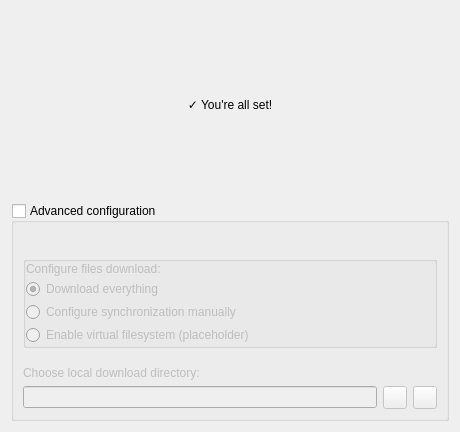
First picture: the form in src/gui/newwizard/pages/accountconfiguredwizardpage.ui, repository opencloud-eu/desktop, before the edit.
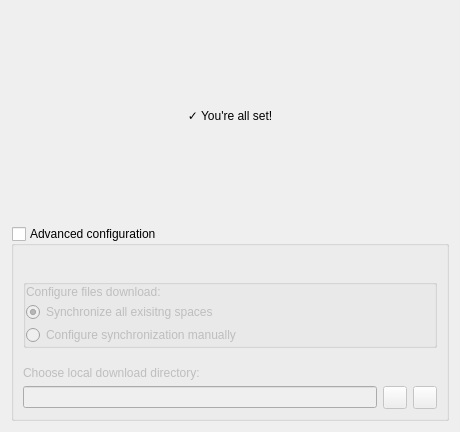
Second picture: the form after the edit. Icons and pictures are not drawn.

Patch:
```diff
--- a/src/gui/newwizard/pages/accountconfiguredwizardpage.ui
+++ b/src/gui/newwizard/pages/accountconfiguredwizardpage.ui
@@ -144,7 +144,7 @@
             <item>
              <widget class="QRadioButton" name="syncEverythingRadioButton">
               <property name="text">
-               <string>Download everything</string>
+               <string>Synchronize all exisitng spaces</string>
               </property>
               <property name="checked">
                <bool>true</bool>
@@ -161,13 +161,6 @@
               </property>
              </widget>
             </item>
-            <item>
-             <widget class="QRadioButton" name="useVfsRadioButton">
-              <property name="text">
-               <string notr="true">Enable virtual filesystem (placeholder)</string>
-              </property>
-             </widget>
-            </item>
            </layout>
           </widget>
          </item>
```
Left out of the diff: 14 changed lines with no effect on the pictures.
